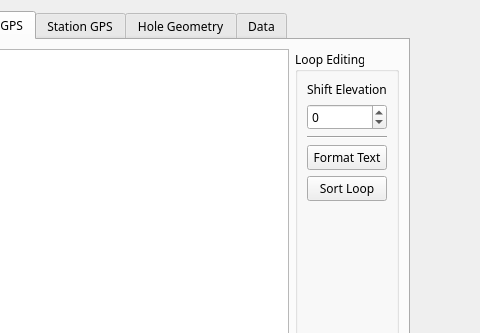
The window that src/qt_ui/pem_info_widget.ui (Eric-Meunier/Processor-Suite) describes before a commit, drawn with Qt 5; both pictures show x 160 to 640 and y 0 to 333 of the 640 by 480 pixel window.
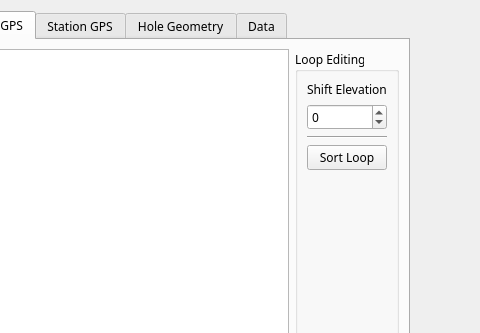
The same window after the commit. The open tabs and pages were chosen to show the change.

Patch:
```diff
--- a/src/qt_ui/pem_info_widget.ui
+++ b/src/qt_ui/pem_info_widget.ui
@@ -140,16 +140,6 @@
             </property>
            </widget>
           </item>
-          <item>
-           <widget class="QPushButton" name="format_loop_gps_button">
-            <property name="enabled">
-             <bool>true</bool>
-            </property>
-            <property name="text">
-             <string>Format Text</string>
-            </property>
-           </widget>
-          </item>
           <item>
            <widget class="QPushButton" name="sortLoopButton">
             <property name="text">
```
Left out of the diff: 7 changed lines with no effect on the pictures.
